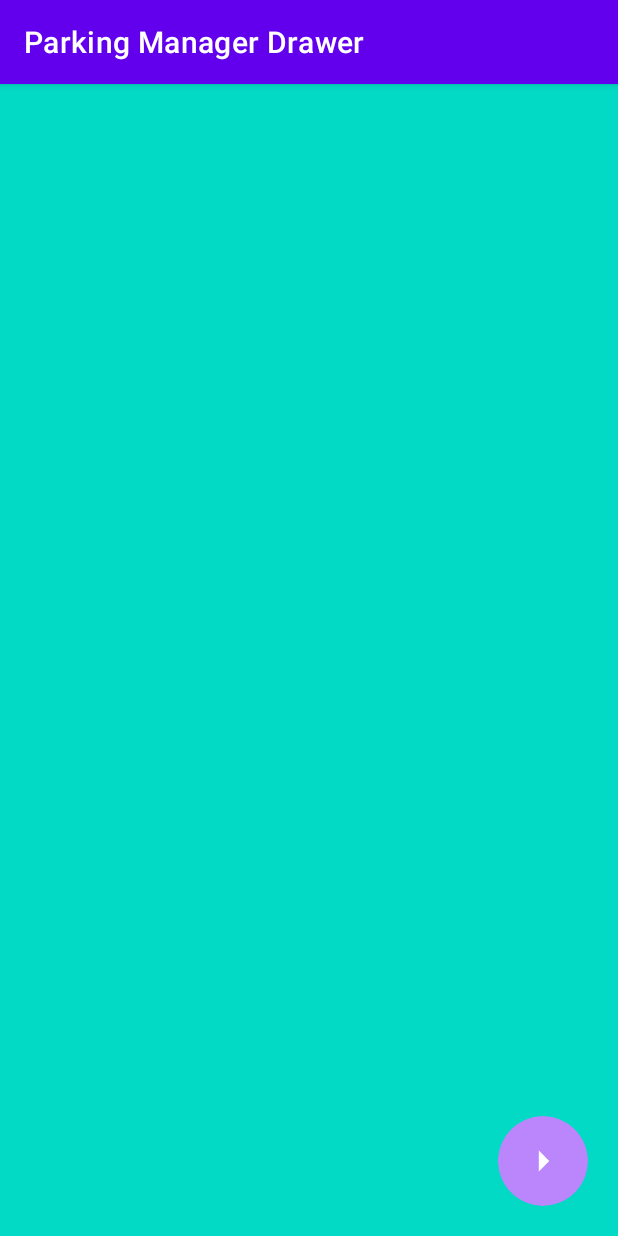
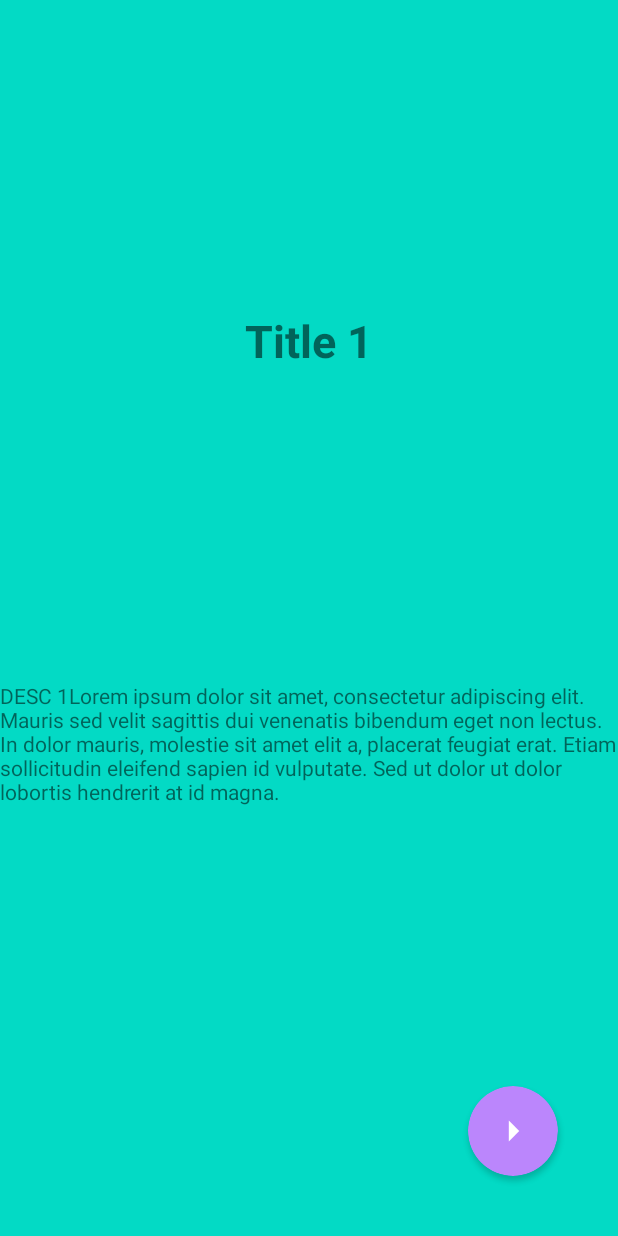
Before and after one commit to SheenAmol141/ParkingManagerDrawer, an Android app: the screen it shows after launch (OnboardingActivity), on a phone screen of 412 x 824 dp. Run offline under Robolectric (Android 15) with nearby library versions, the phone set to English and light mode, and no system bars.

Commit message:
onb single screen

```diff
--- a/app/src/main/java/com/sheenjoshuaamol/parkingmanagerdrawer/OnboardingActivity.java
+++ b/app/src/main/java/com/sheenjoshuaamol/parkingmanagerdrawer/OnboardingActivity.java
@@ -10,5 +10,10 @@ public class OnboardingActivity extends AppCompatActivity {
     protected void onCreate(Bundle savedInstanceState) {
         super.onCreate(savedInstanceState);
         setContentView(R.layout.activity_onboarding);
+
+
+
+
+        getSupportActionBar().hide();
     }
 }
--- a/app/src/main/java/com/sheenjoshuaamol/parkingmanagerdrawer/Splash.java
+++ b/app/src/main/java/com/sheenjoshuaamol/parkingmanagerdrawer/Splash.java
@@ -18,20 +18,16 @@ public class Splash extends AppCompatActivity {
         getSupportActionBar().hide();
 
         SharedPreferences SP = getSharedPreferences("First Open", MODE_PRIVATE);
-
-
         TimerTask timer = new TimerTask() {
             @Override
             public void run() {
 
                 if (SP.getBoolean("opened", false)) {
                     startActivity(new Intent(Splash.this, MainActivity.class));
-
                 } else {
                     startActivity(new Intent(Splash.this, OnboardingActivity.class));
                     SP.edit().putBoolean("opened", true).apply();
                 }
-
 
 
             }
--- /dev/null
+++ b/app/src/main/java/com/sheenjoshuaamol/parkingmanagerdrawer/ui/ObAdapter.java
@@ -0,0 +1,25 @@
+package com.sheenjoshuaamol.parkingmanagerdrawer.ui;
+
+import android.content.Context;
+import android.view.View;
+
+import androidx.annotation.NonNull;
+import androidx.viewpager.widget.PagerAdapter;
+
+public class ObAdapter  extends PagerAdapter {
+
+    private Context context;
+
+
+
+
+    @Override
+    public int getCount() {
+        return 0;
+    }
+
+    @Override
+    public boolean isViewFromObject(@NonNull View view, @NonNull Object object) {
+        return false;
+    }
+}
--- a/app/src/main/res/layout/activity_onboarding.xml
+++ b/app/src/main/res/layout/activity_onboarding.xml
@@ -8,41 +8,47 @@
 
 
     <androidx.viewpager.widget.ViewPager
-        android:background="@color/teal_200"
         android:id="@+id/vpOnboard"
         android:layout_width="match_parent"
-        android:layout_height="match_parent" />
-
-
+        android:layout_height="match_parent"
+        android:background="@color/teal_200"
+        app:layout_constraintBottom_toBottomOf="parent"
+        app:layout_constraintEnd_toEndOf="parent"
+        app:layout_constraintHorizontal_bias="0.5"
+        app:layout_constraintStart_toStartOf="parent"
+        app:layout_constraintTop_toTopOf="parent"
+        app:layout_constraintVertical_bias="0.5" />
     <androidx.cardview.widget.CardView
         android:id="@+id/cdNextOnboard"
         android:layout_width="60dp"
         android:layout_height="60dp"
-        android:layout_marginEnd="20dp"
-        android:layout_marginBottom="20dp"
+        android:layout_marginEnd="40dp"
+        android:layout_marginBottom="40dp"
         android:backgroundTint="@color/purple_200"
+        android:clickable="true"
+        android:focusable="true"
+        android:foreground="?attr/selectableItemBackground"
         app:cardCornerRadius="30dp"
         app:layout_constraintBottom_toBottomOf="parent"
-        app:layout_constraintEnd_toEndOf="parent"
-        android:clickable="true"
-        android:focusable="true"
-        android:foreground="?attr/selectableItemBackground">
+        app:layout_constraintEnd_toEndOf="parent">
 
         <ImageView
             android:layout_width="match_parent"
             android:layout_height="match_parent"
+            android:padding="13dp"
             android:src="@drawable/baseline_arrow_right_24"
-            android:padding="13dp"
-            app:tint="@color/white"/>
+            app:tint="@color/white" />
     </androidx.cardview.widget.CardView>
-
-
     <androidx.appcompat.widget.LinearLayoutCompat
         android:layout_width="wrap_content"
         android:layout_height="wrap_content"
+        android:layout_margin="30dp"
         android:orientation="horizontal"
         app:layout_constraintBottom_toBottomOf="@id/cdNextOnboard"
-        app:layout_constraintTop_toTopOf="@id/cdNextOnboard"
         app:layout_constraintStart_toStartOf="parent"
-        android:layout_margin="30dp" />
+        app:layout_constraintTop_toTopOf="@id/cdNextOnboard" />
+    <include layout="@layout/onboard_page" />
+
+
+
 </androidx.constraintlayout.widget.ConstraintLayout>
--- /dev/null
+++ b/app/src/main/res/layout/onboard_page.xml
@@ -0,0 +1,37 @@
+<?xml version="1.0" encoding="utf-8"?>
+<androidx.constraintlayout.widget.ConstraintLayout xmlns:android="http://schemas.android.com/apk/res/android"
+    xmlns:app="http://schemas.android.com/apk/res-auto"
+    xmlns:tools="http://schemas.android.com/tools"
+    android:layout_width="match_parent"
+    android:layout_height="match_parent">
+
+
+    <TextView
+        android:id="@+id/title"
+        android:layout_width="wrap_content"
+        android:layout_height="wrap_content"
+        android:text="@string/onboard_title_1"
+        app:layout_constraintBottom_toTopOf="@id/desc"
+        app:layout_constraintEnd_toEndOf="parent"
+        android:textStyle="bold"
+        android:textSize="30dp"
+
+
+        app:layout_constraintHorizontal_bias="0.5"
+        app:layout_constraintStart_toStartOf="parent"
+        app:layout_constraintTop_toTopOf="parent" />
+
+    <TextView
+        android:id="@+id/desc"
+        android:layout_width="wrap_content"
+        android:layout_height="wrap_content"
+        android:layout_marginBottom="80dp"
+        android:text="@string/onboard_desc_1"
+        app:layout_constraintBottom_toBottomOf="parent"
+        app:layout_constraintEnd_toEndOf="parent"
+        app:layout_constraintHorizontal_bias="0.5"
+        app:layout_constraintStart_toStartOf="parent"
+        app:layout_constraintTop_toBottomOf="@id/title"/>
+
+
+</androidx.constraintlayout.widget.ConstraintLayout>
--- a/app/src/main/res/values/strings.xml
+++ b/app/src/main/res/values/strings.xml
@@ -16,7 +16,7 @@
     <string name="onboard_title_2">Title 2</string>
     <string name="onboard_title_3">Title 3</string>
 
-    <string name="onboard_desc_1">DESC 1</string>
-    <string name="onboard_desc_2">DESC 2</string>
-    <string name="onboard_desc_3">DESC 3</string>
+    <string name="onboard_desc_1">DESC 1Lorem ipsum dolor sit amet, consectetur adipiscing elit. Mauris sed velit sagittis dui venenatis bibendum eget non lectus. In dolor mauris, molestie sit amet elit a, placerat feugiat erat. Etiam sollicitudin eleifend sapien id vulputate. Sed ut dolor ut dolor lobortis hendrerit at id magna. </string>
+    <string name="onboard_desc_2">DESC 2Lorem ipsum dolor sit amet, consectetur adipiscing elit. Mauris sed velit sagittis dui venenatis bibendum eget non lectus. In dolor mauris, molestie sit amet elit a, placerat feugiat erat. Etiam sollicitudin eleifend sapien id vulputate. Sed ut dolor ut dolor lobortis hendrerit at id magna. </string>
+    <string name="onboard_desc_3">DESC 3Lorem ipsum dolor sit amet, consectetur adipiscing elit. Mauris sed velit sagittis dui venenatis bibendum eget non lectus. In dolor mauris, molestie sit amet elit a, placerat feugiat erat. Etiam sollicitudin eleifend sapien id vulputate. Sed ut dolor ut dolor lobortis hendrerit at id magna. </string>
 </resources>
```
